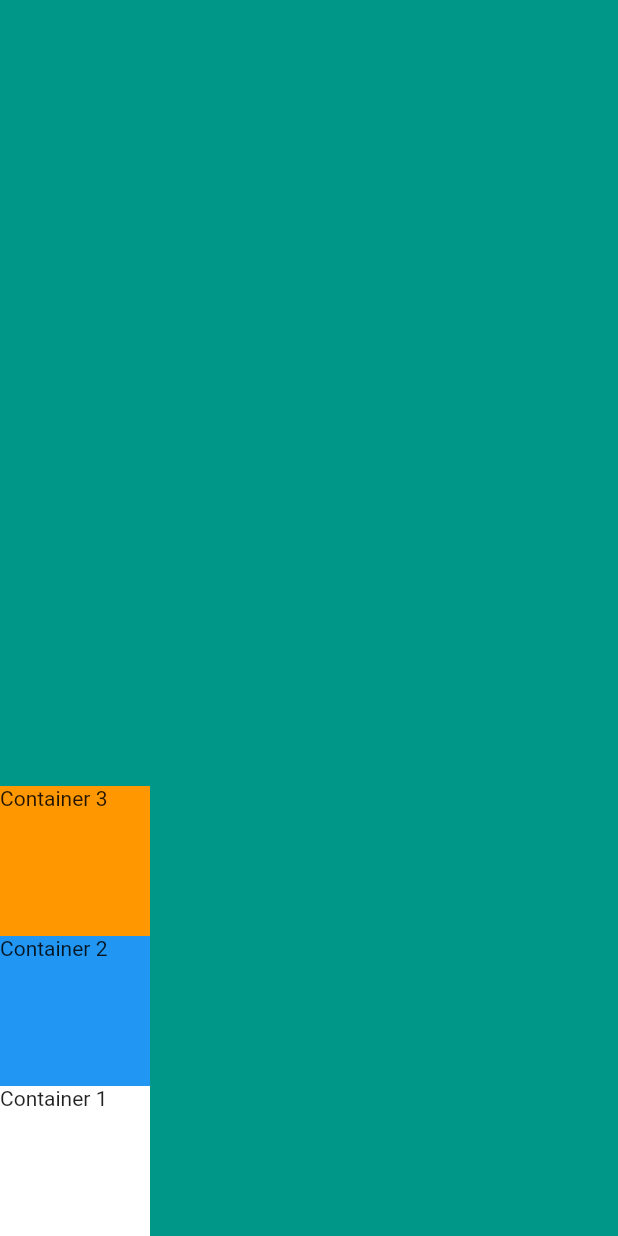
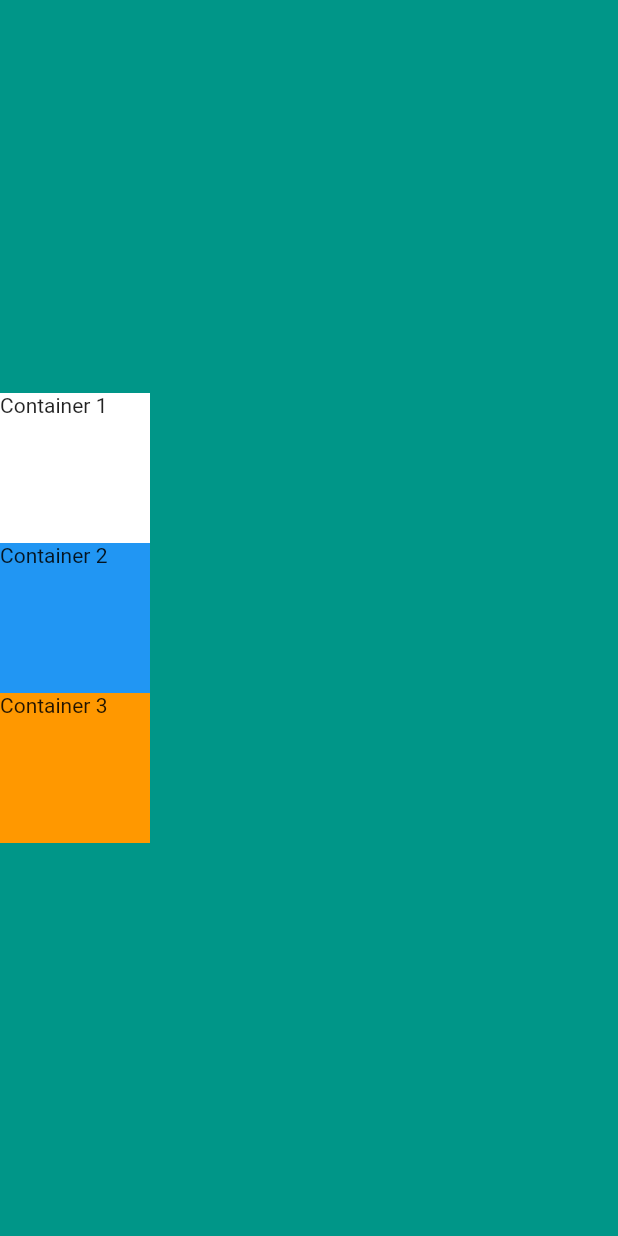
Before and after one commit to harkesneha94/flutter_widget_study, a Flutter app: the screen it shows after launch, on a phone screen of 412 x 824 dp. Run offline on Flutter 3.47's test engine with Material 2 defaults, Android fonts, the phone set to English and light mode, and no system bars.

Commit message:
Change mainAxisAlignments

```diff
--- a/lib/main.dart
+++ b/lib/main.dart
@@ -15,7 +15,7 @@ class MyApp extends StatelessWidget {
         backgroundColor: Colors.teal,
         body: SafeArea(
           child: Column(
-            verticalDirection: VerticalDirection.up,
+            mainAxisAlignment: MainAxisAlignment.center,
             children: <Widget>[
               Container(
                 height: 100,
```
